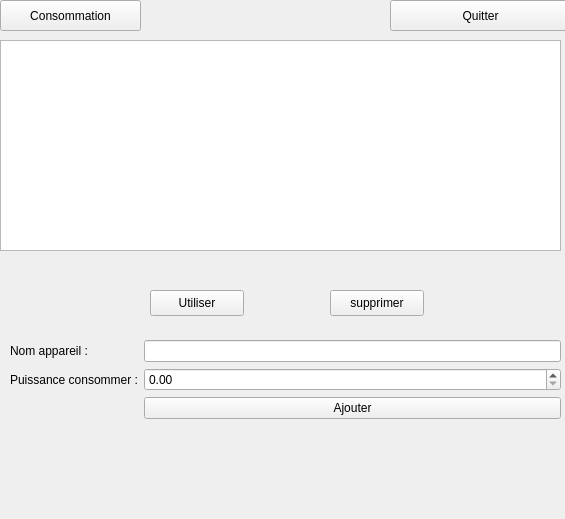
Qt form app/ui/appareils/listeAppareils.ui (Valyfaliana/suiviPersoConsoElec) before a commit.
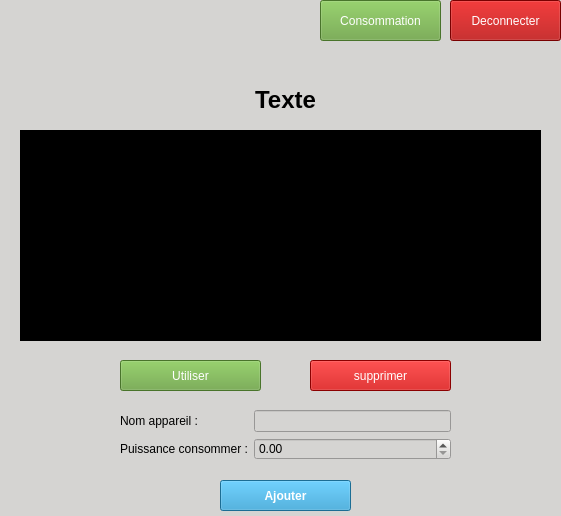
The same form after that commit. Icons and pictures are not drawn.

Commit message: [change] ui liste appareils

Diff of the .ui file:
```diff
--- a/app/ui/appareils/listeAppareils.ui
+++ b/app/ui/appareils/listeAppareils.ui
@@ -6,22 +6,30 @@
    <rect>
     <x>0</x>
     <y>0</y>
-    <width>565</width>
-    <height>519</height>
+    <width>561</width>
+    <height>516</height>
    </rect>
   </property>
   <property name="windowTitle">
    <string>Liste des appareils de l'utilisateur</string>
   </property>
+  <property name="styleSheet">
+   <string notr="true">background-color: rgb(213, 212, 210);
+color: rgb(0, 0, 0);</string>
+  </property>
   <widget class="QTableView" name="listeAppareils">
    <property name="geometry">
     <rect>
-     <x>0</x>
-     <y>40</y>
-     <width>561</width>
+     <x>20</x>
+     <y>130</y>
+     <width>521</width>
      <height>211</height>
     </rect>
    </property>
+   <property name="styleSheet">
+    <string notr="true">background-color: rgb(0, 0, 0);
+color: rgb(255, 255, 255);</string>
+   </property>
    <property name="editTriggers">
     <set>QAbstractItemView::EditTrigger::AnyKeyPressed|QAbstractItemView::EditTrigger::DoubleClicked|QAbstractItemView::EditTrigger::EditKeyPressed</set>
    </property>
@@ -38,10 +46,10 @@
   <widget class="QWidget" name="formLayoutWidget">
    <property name="geometry">
     <rect>
-     <x>10</x>
-     <y>340</y>
-     <width>551</width>
-     <height>141</height>
+     <x>120</x>
+     <y>410</y>
+     <width>331</width>
+     <height>61</height>
     </rect>
    </property>
    <layout class="QFormLayout" name="formLayout">
@@ -75,37 +83,42 @@
       </property>
      </widget>
     </item>
-    <item row="2" column="1">
-     <widget class="QPushButton" name="btnAjouterAppareil">
-      <property name="text">
-       <string>Ajouter</string>
-      </property>
-     </widget>
-    </item>
    </layout>
   </widget>
   <widget class="QPushButton" name="btnQuitter">
    <property name="geometry">
     <rect>
-     <x>390</x>
+     <x>450</x>
      <y>0</y>
-     <width>181</width>
-     <height>31</height>
+     <width>111</width>
+     <height>41</height>
     </rect>
    </property>
+   <property name="styleSheet">
+    <string notr="true">background-color: rgb(170, 0, 0);
+color: rgb(255, 255, 255);</string>
+   </property>
    <property name="text">
-    <string>Quitter</string>
+    <string>Deconnecter</string>
+   </property>
+   <property name="icon">
+    <iconset resource="../../resources/Icons.qrc">
+     <normaloff>:/utils/icon/disruption (1).png</normaloff>:/utils/icon/disruption (1).png</iconset>
    </property>
   </widget>
   <widget class="QPushButton" name="btnSupprimer">
    <property name="geometry">
     <rect>
-     <x>330</x>
-     <y>290</y>
-     <width>94</width>
-     <height>26</height>
+     <x>310</x>
+     <y>360</y>
+     <width>141</width>
+     <height>31</height>
     </rect>
    </property>
+   <property name="styleSheet">
+    <string notr="true">background-color: rgb(195, 0, 0);
+color: rgb(255, 255, 255);</string>
+   </property>
    <property name="text">
     <string>supprimer</string>
    </property>
@@ -113,12 +126,16 @@
   <widget class="QPushButton" name="btnUtiliser">
    <property name="geometry">
     <rect>
-     <x>150</x>
-     <y>290</y>
-     <width>94</width>
-     <height>26</height>
+     <x>120</x>
+     <y>360</y>
+     <width>141</width>
+     <height>31</height>
     </rect>
    </property>
+   <property name="styleSheet">
+    <string notr="true">background-color: rgb(102, 162, 60);
+color: rgb(255, 255, 255);</string>
+   </property>
    <property name="text">
     <string>Utiliser</string>
    </property>
@@ -126,15 +143,89 @@
   <widget class="QPushButton" name="btnListeUsages">
    <property name="geometry">
     <rect>
-     <x>0</x>
+     <x>320</x>
      <y>0</y>
-     <width>141</width>
-     <height>31</height>
+     <width>121</width>
+     <height>41</height>
     </rect>
    </property>
+   <property name="styleSheet">
+    <string notr="true">background-color: rgb(102, 162, 60);
+color: rgb(255, 255, 255);</string>
+   </property>
    <property name="text">
     <string>Consommation</string>
    </property>
+   <property name="icon">
+    <iconset resource="../../resources/Icons.qrc">
+     <normaloff>:/utils/icon/responsible-consumption (1).png</normaloff>:/utils/icon/responsible-consumption (1).png</iconset>
+   </property>
+  </widget>
+  <widget class="QPushButton" name="btnAjouterAppareil">
+   <property name="geometry">
+    <rect>
+     <x>220</x>
+     <y>480</y>
+     <width>131</width>
+     <height>31</height>
+    </rect>
+   </property>
+   <property name="font">
+    <font>
+     <bold>true</bold>
+    </font>
+   </property>
+   <property name="styleSheet">
+    <string notr="true">background-color: rgb(38, 152, 207);
+color: rgb(255, 255, 255);</string>
+   </property>
+   <property name="text">
+    <string>Ajouter</string>
+   </property>
+   <property name="icon">
+    <iconset theme="QIcon::ThemeIcon::ListAdd"/>
+   </property>
+  </widget>
+  <widget class="QLabel" name="labelBienvenue">
+   <property name="geometry">
+    <rect>
+     <x>130</x>
+     <y>80</y>
+     <width>311</width>
+     <height>41</height>
+    </rect>
+   </property>
+   <property name="font">
+    <font>
+     <pointsize>18</pointsize>
+     <bold>true</bold>
+    </font>
+   </property>
+   <property name="text">
+    <string>&lt;html&gt;&lt;head/&gt;&lt;body&gt;&lt;p&gt;Texte&lt;/p&gt;&lt;/body&gt;&lt;/html&gt;</string>
+   </property>
+   <property name="alignment">
+    <set>Qt::AlignmentFlag::AlignCenter</set>
+   </property>
+  </widget>
+  <widget class="QLabel" name="label_3">
+   <property name="geometry">
+    <rect>
+     <x>0</x>
+     <y>0</y>
+     <width>41</width>
+     <height>41</height>
+    </rect>
+   </property>
+   <property name="text">
+    <string/>
+   </property>
+   <property name="pixmap">
+    <pixmap resource="../../resources/Icons.qrc">:/Main/icon/mainLog.png</pixmap>
+   </property>
+   <property name="scaledContents">
+    <bool>true</bool>
+   </property>
   </widget>
  </widget>
  <resources/>
```
Left out of the diff: 11 changed lines with no effect on the pictures. The commit also changes 10 other files.
